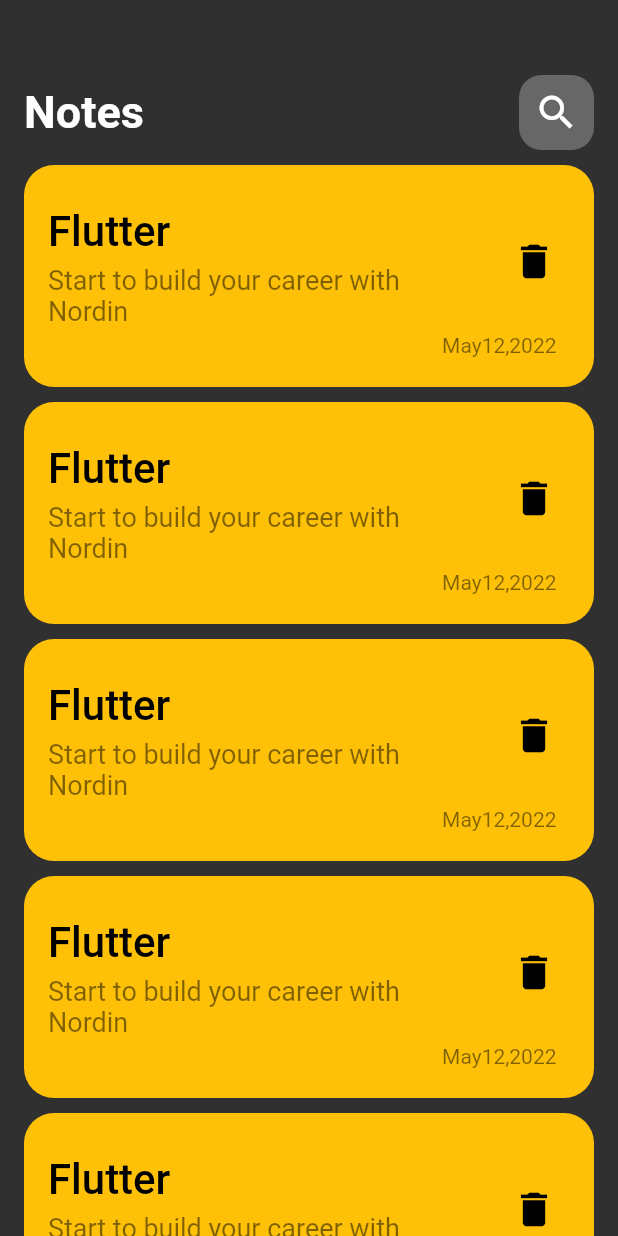
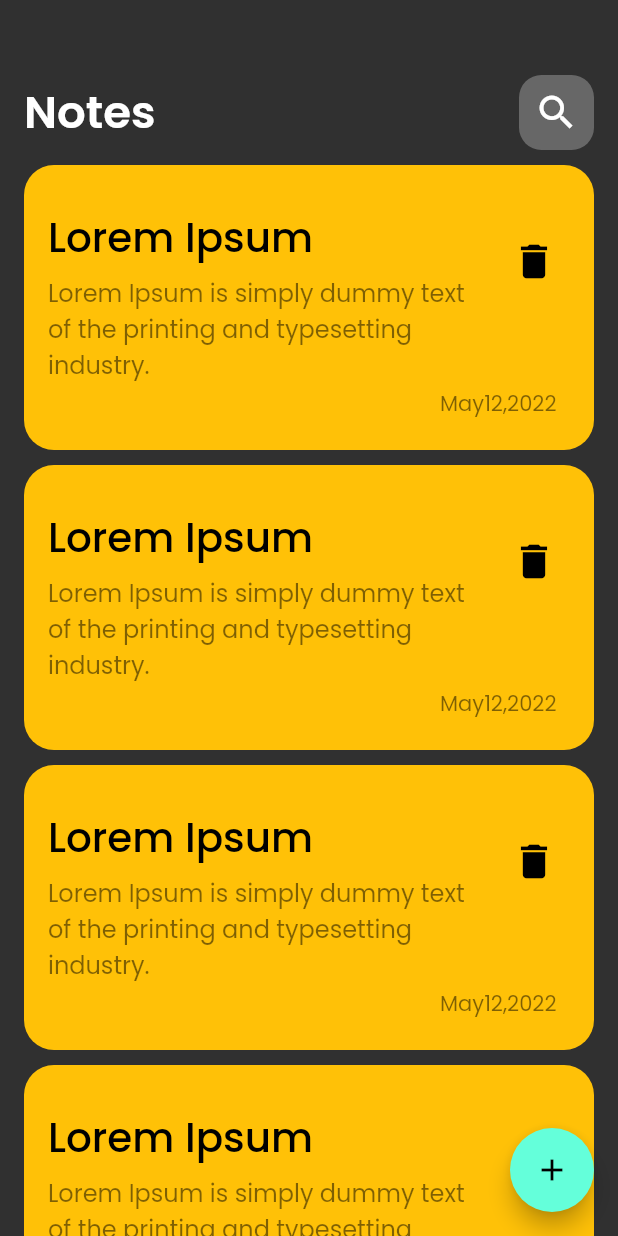
Before and after one commit to Koka0/notes_app, a Flutter app: the screen it shows after launch, on a phone screen of 412 x 824 dp. Run offline on Flutter 3.47's test engine with Material 2 defaults, Android fonts, the phone set to English and light mode, and no system bars; our stand-ins replace google_fonts.

```diff
--- a/lib/main.dart
+++ b/lib/main.dart
@@ -1,7 +1,6 @@
 import 'package:flutter/material.dart';
+import 'package:google_fonts/google_fonts.dart';
 import 'package:news_app/views/notes_view.dart';
-
-
 
 void main() {
   runApp(const MyApp());
@@ -15,8 +14,9 @@ class MyApp extends StatelessWidget {
     return MaterialApp(
       debugShowCheckedModeBanner: false,
       theme: ThemeData(
-        brightness: Brightness.dark
-      ),
+          textTheme: GoogleFonts.poppinsTextTheme(Typography.whiteCupertino),
+          brightness: Brightness.dark),
       home: const NotesView(),
     );
-  }}
+  }
+}
--- a/lib/views/notes_view.dart
+++ b/lib/views/notes_view.dart
@@ -1,15 +1,25 @@
 import 'package:flutter/material.dart';
-import 'package:news_app/views/widgets/custom_app_bar.dart';
+import 'package:news_app/views/widgets/add_bottom_sheet.dart';
+
 import 'package:news_app/views/widgets/notes_view_body.dart';
 
 class NotesView extends StatelessWidget {
-  const NotesView ({Key? key}) : super(key: key);
+  const NotesView({Key? key}) : super(key: key);
 
   @override
   Widget build(BuildContext context) {
-    return const Scaffold(
-    body: NotesViewWidget(),
-
+    return Scaffold(
+      floatingActionButton: FloatingActionButton(
+        onPressed: () {
+          showModalBottomSheet(
+              context: context,
+              builder: (context) {
+                return const AddNoteBottomSheet();
+              });
+        },
+        child: const Icon(Icons.add),
+      ),
+      body: const NotesViewWidget(),
     );
   }
 }
--- a/lib/views/widgets/note_item.dart
+++ b/lib/views/widgets/note_item.dart
@@ -19,18 +19,18 @@ class NoteItem extends StatelessWidget {
             title: const Padding(
               padding: EdgeInsets.only(bottom: 5),
               child: Text(
-                'Flutter',
+                'Lorem Ipsum',
                 style: TextStyle(
                   color: Colors.black,
-                  fontSize: 28,
+                  fontSize: 27,
                   fontWeight: FontWeight.w500,
                 ),
               ),
             ),
             subtitle: Text(
-              'Start to build your career with Nordin',
+              'Lorem Ipsum is simply dummy text of the printing and typesetting industry.',
               style:
-                  TextStyle(color: Colors.black.withOpacity(.5), fontSize: 18),
+                  TextStyle(color: Colors.black.withOpacity(.5), fontSize: 16),
             ),
             trailing: IconButton(
               onPressed: () {},
--- a/lib/views/widgets/notes_list_view.dart
+++ b/lib/views/widgets/notes_list_view.dart
@@ -1,4 +1,5 @@
 import 'package:flutter/material.dart';
+import 'package:flutter/rendering.dart';
 
 import 'note_item.dart';
 
@@ -7,8 +8,10 @@ class NotesListView extends StatelessWidget {
 
   @override
   Widget build(BuildContext context) {
-    return ListView.builder(itemBuilder: (context, index) {
-      return const NoteItem();
-    });
+    return ListView.builder(
+        padding: EdgeInsets.zero,
+        itemBuilder: (context, index) {
+          return const NoteItem();
+        });
   }
 }
--- a/lib/views/widgets/notes_view_body.dart
+++ b/lib/views/widgets/notes_view_body.dart
@@ -16,7 +16,9 @@ class NotesViewWidget extends StatelessWidget {
             height: 50,
           ),
           CustomAppBar(),
-          Expanded(child: NotesListView()),
+          Expanded(
+            child: NotesListView(),
+          ),
         ],
       ),
     );
--- a/pubspec.yaml
+++ b/pubspec.yaml
@@ -37,6 +37,7 @@ dependencies:
   # Use with the CupertinoIcons class for iOS style icons.
   cupertino_icons: ^1.0.2
   http: ^0.13.5
+  google_fonts: ^3.0.1
 
 dev_dependencies:
   flutter_test:
```
Also changed, not shown: lib/views/widgets/add_bottom_sheet.dart (added, +10 -0 lines), pubspec.lock, 1 other file.
